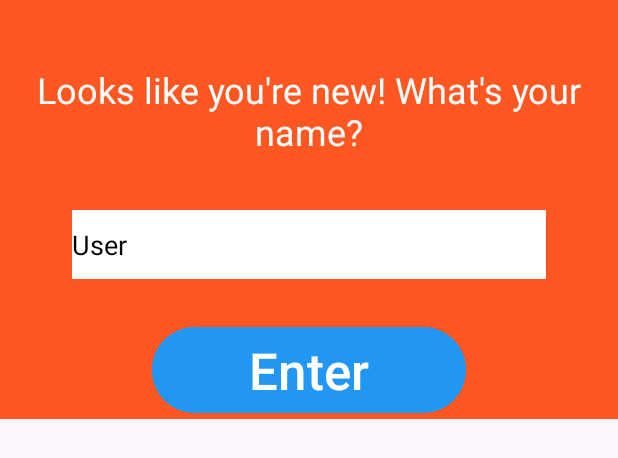
After one commit to hannah7703/CS2063Team5, an Android app: the layout dialog_username.xml on its own in the app's theme, with its tools: preview values and no code run, on a phone screen of 412 x 824 dp. The commit adds this screen. Shown: the top 458 px of the screen. Run offline under Robolectric (Android 15) with nearby library versions, the phone set to English and light mode, and no system bars.

Commit message:
Added Username Dialog on first login

```diff
--- a/app/src/main/AndroidManifest.xml
+++ b/app/src/main/AndroidManifest.xml
@@ -57,6 +57,11 @@
             android:exported="false"
             android:theme="@style/Theme.CreateTask">
         </activity>
+        <activity
+            android:name=".UsernameDialog"
+            android:exported="false"
+            android:theme="@style/Theme.CreateTask">
+        </activity>
     </application>
 
 </manifest>
--- /dev/null
+++ b/app/src/main/res/layout/dialog_username.xml
@@ -0,0 +1,62 @@
+<?xml version="1.0" encoding="utf-8"?>
+<androidx.constraintlayout.widget.ConstraintLayout xmlns:android="http://schemas.android.com/apk/res/android"
+    xmlns:app="http://schemas.android.com/apk/res-auto"
+    xmlns:tools="http://schemas.android.com/tools"
+    android:id="@+id/usernameDialog"
+    android:layout_width="match_parent"
+    android:layout_height="wrap_content"
+    android:background="#FF5722"
+    android:backgroundTintMode="add"
+    android:visibility="visible"
+    tools:context=".UsernameDialog">
+
+    <TextView
+        android:id="@+id/textView20"
+        android:layout_width="wrap_content"
+        android:layout_height="wrap_content"
+        android:layout_marginStart="104dp"
+        android:layout_marginTop="43dp"
+        android:layout_marginEnd="105dp"
+        android:text="Looks like you're new! What's your name?"
+        android:textAlignment="center"
+        android:textColor="#FFFFFF"
+        android:textSize="24sp"
+        app:layout_constraintEnd_toEndOf="parent"
+        app:layout_constraintHorizontal_bias="0.497"
+        app:layout_constraintStart_toStartOf="parent"
+        app:layout_constraintTop_toTopOf="parent" />
+
+    <EditText
+        android:id="@+id/NameEdit"
+        android:layout_width="316dp"
+        android:layout_height="46dp"
+        android:layout_marginStart="47dp"
+        android:layout_marginTop="36dp"
+        android:layout_marginEnd="47dp"
+        android:background="#FFFFFF"
+        android:backgroundTint="#FFFFFF"
+        android:ems="10"
+        android:inputType="text"
+        android:text="User"
+        android:textColor="#000000"
+        app:layout_constraintEnd_toEndOf="parent"
+        app:layout_constraintStart_toStartOf="parent"
+        app:layout_constraintTop_toBottomOf="@+id/textView20" />
+
+    <Button
+        android:id="@+id/enterBtn"
+        android:layout_width="209dp"
+        android:layout_height="65dp"
+        android:layout_marginStart="101dp"
+        android:layout_marginTop="28dp"
+        android:layout_marginEnd="101dp"
+        android:backgroundTint="#2196F3"
+        android:text="Enter"
+        android:textColor="#FFFFFF"
+        android:textSize="34sp"
+        app:layout_constraintEnd_toEndOf="parent"
+        app:layout_constraintHorizontal_bias="0.0"
+        app:layout_constraintStart_toStartOf="parent"
+        app:layout_constraintTop_toBottomOf="@+id/NameEdit" />
+
+</androidx.constraintlayout.widget.ConstraintLayout>
```
Also changed, not shown: app/src/main/java/ca/unb/mobiledev/team5project/TaskActivity.kt (+10 -0 lines), app/src/main/java/ca/unb/mobiledev/team5project/UsernameDialog.kt (added, +31 -0 lines), app/src/main/java/ca/unb/mobiledev/team5project/util/ListMaker.kt (+21 -0 lines).
